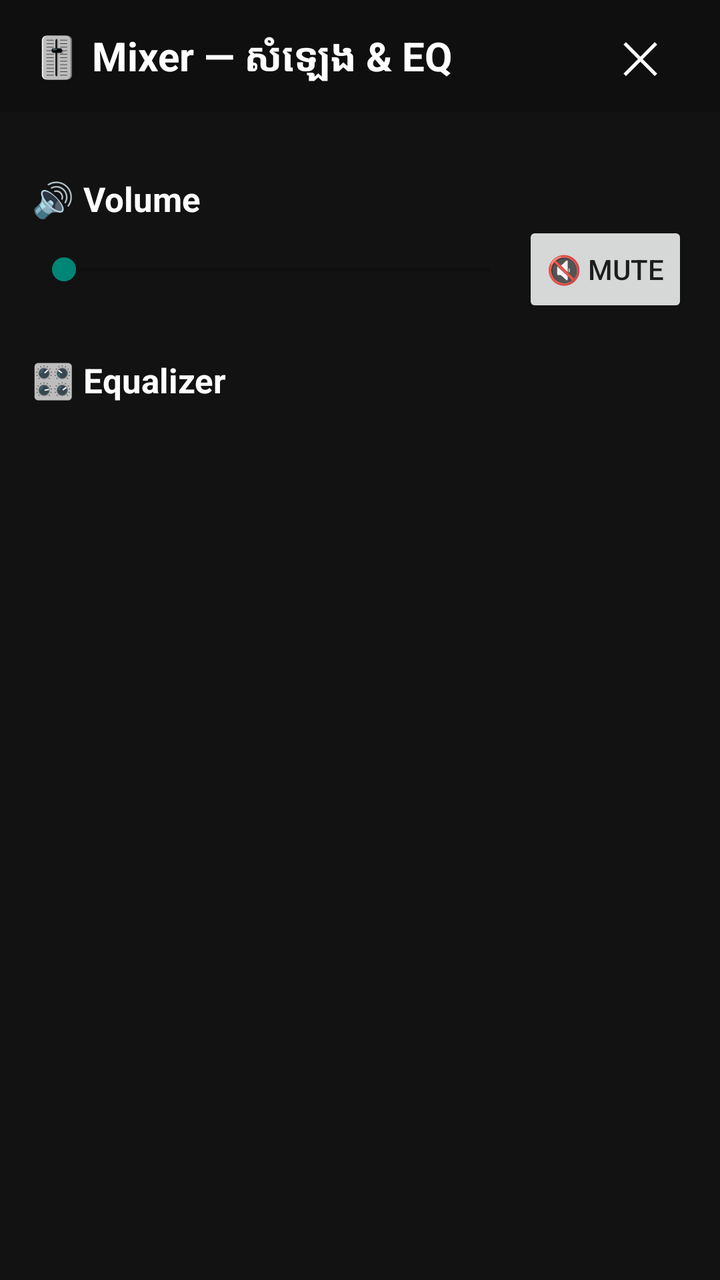
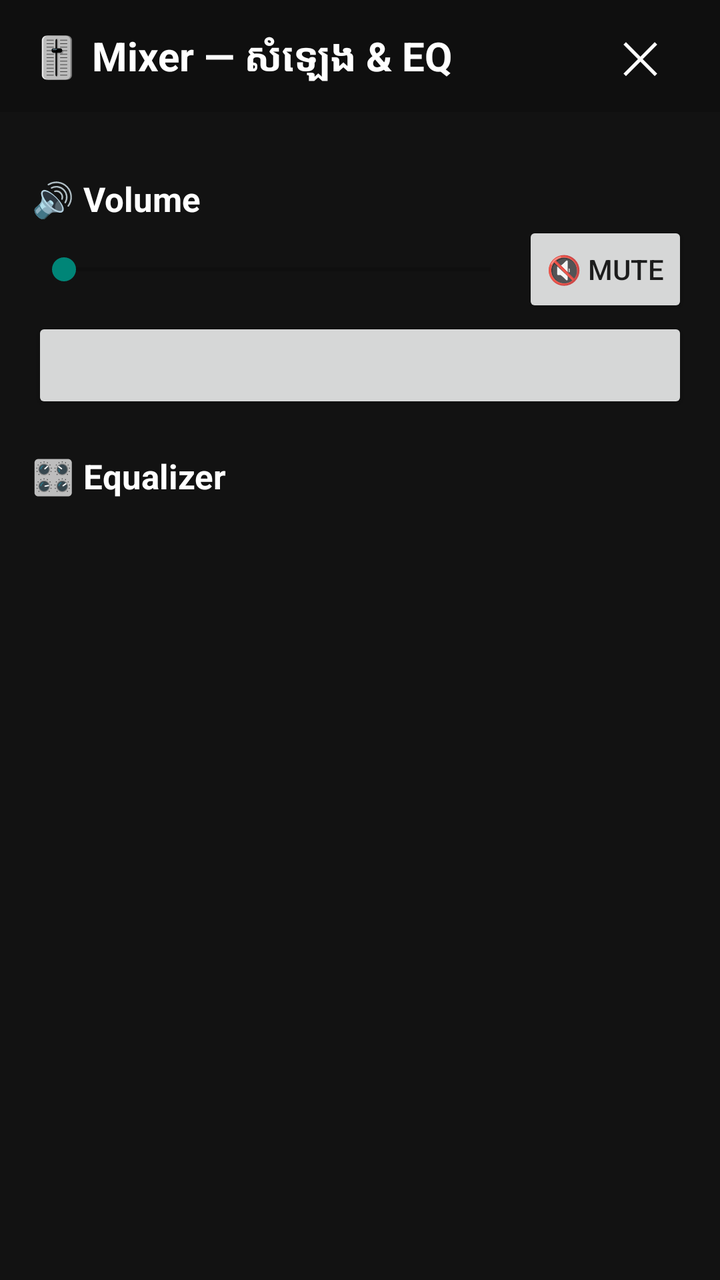

Two renders of the same Android screen: before a commit and after it. Below are the layout's source before the change and the commit's diff.
<!-- AndroidManifest.xml: application theme Theme.AppCompat.DayNight.DarkActionBar -->
<!-- res/layout/panel_mixer.xml -->
<?xml version="1.0" encoding="utf-8"?>
<LinearLayout xmlns:android="http://schemas.android.com/apk/res/android"
    android:layout_width="match_parent"
    android:layout_height="match_parent"
    android:background="#121212"
    android:clickable="true"
    android:focusable="true"
    android:orientation="vertical">

    <LinearLayout
        android:layout_width="match_parent"
        android:layout_height="56dp"
        android:background="#0F0F0F"
        android:gravity="center_vertical"
        android:orientation="horizontal"
        android:paddingHorizontal="16dp">

        <TextView
            android:layout_width="0dp"
            android:layout_height="wrap_content"
            android:layout_weight="1"
            android:text="🎚 Mixer — សំឡេង &amp; EQ"
            android:textColor="#FFFFFF"
            android:textSize="20sp"
            android:textStyle="bold" />

        <Button
            android:id="@+id/mixerClose"
            android:layout_width="48dp"
            android:layout_height="48dp"
            android:background="?attr/selectableItemBackgroundBorderless"
            android:minWidth="0dp"
            android:text="✕"
            android:textColor="#FFFFFF"
            android:textSize="22sp" />
    </LinearLayout>

    <ScrollView
        android:layout_width="match_parent"
        android:layout_height="0dp"
        android:layout_weight="1">

        <LinearLayout
            android:layout_width="match_parent"
            android:layout_height="wrap_content"
            android:orientation="vertical"
            android:padding="16dp">

            
            <HorizontalScrollView
                android:id="@+id/mixerDevicesScroll"
                android:layout_width="match_parent"
                android:layout_height="wrap_content"
                android:scrollbars="none">

                <LinearLayout
                    android:id="@+id/mixerDevices"
                    android:layout_width="wrap_content"
                    android:layout_height="wrap_content"
                    android:orientation="horizontal" />
            </HorizontalScrollView>

            <TextView
                android:id="@+id/mixerVolumeLabel"
                android:layout_width="match_parent"
                android:layout_height="wrap_content"
                android:paddingTop="16dp"
                android:text="🔊 Volume"
                android:textColor="#FFFFFF"
                android:textSize="17sp"
                android:textStyle="bold" />

            <LinearLayout
                android:layout_width="match_parent"
                android:layout_height="wrap_content"
                android:gravity="center_vertical"
                android:orientation="horizontal">

                <SeekBar
                    android:id="@+id/mixerVolume"
                    android:layout_width="0dp"
                    android:layout_height="48dp"
                    android:layout_weight="1"
                    android:max="200" />

                <Button
                    android:id="@+id/mixerMute"
                    android:layout_width="wrap_content"
                    android:layout_height="wrap_content"
                    android:minWidth="0dp"
                    android:text="🔇 Mute" />
            </LinearLayout>

            <TextView
                android:layout_width="match_parent"
                android:layout_height="wrap_content"
                android:paddingTop="20dp"
                android:text="🎛 Equalizer"
                android:textColor="#FFFFFF"
                android:textSize="17sp"
                android:textStyle="bold" />

            <HorizontalScrollView
                android:layout_width="match_parent"
                android:layout_height="wrap_content"
                android:scrollbars="none">

                <LinearLayout
                    android:id="@+id/mixerPresets"
                    android:layout_width="wrap_content"
                    android:layout_height="wrap_content"
                    android:orientation="horizontal" />
            </HorizontalScrollView>

            
            <LinearLayout
                android:id="@+id/mixerBands"
                android:layout_width="match_parent"
                android:layout_height="wrap_content"
                android:orientation="vertical"
                android:paddingTop="8dp" />

            <TextView
                android:id="@+id/mixerNote"
                android:layout_width="match_parent"
                android:layout_height="wrap_content"
                android:paddingTop="16dp"
                android:textColor="#AAAAAA"
                android:textSize="13sp" />
        </LinearLayout>
    </ScrollView>
</LinearLayout>
<!-- resources referenced by this layout -->
<resources>

</resources>

<!-- the commit's change to res/layout/panel_mixer.xml (unified diff, before → after) -->
@@ -91,6 +91,13 @@
                     android:text="🔇 Mute" />
             </LinearLayout>
 
+            
+            <Button
+                android:id="@+id/mixerBoostLock"
+                android:layout_width="match_parent"
+                android:layout_height="wrap_content"
+                android:textAllCaps="false" />
+
             <TextView
                 android:layout_width="match_parent"
                 android:layout_height="wrap_content"
